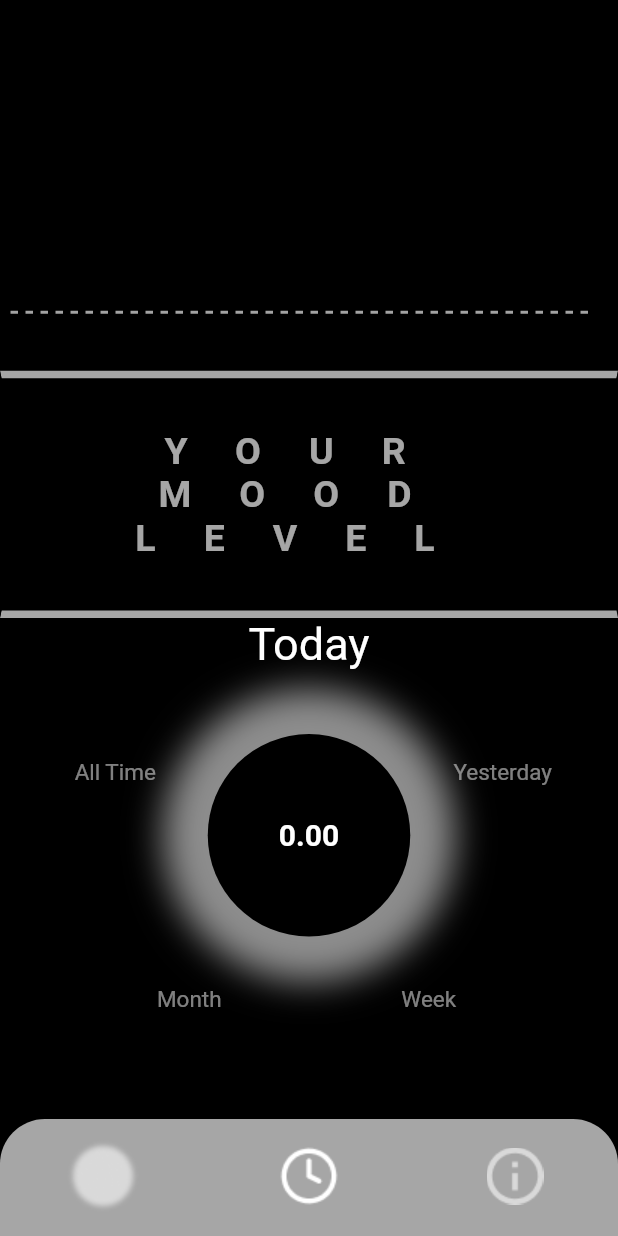
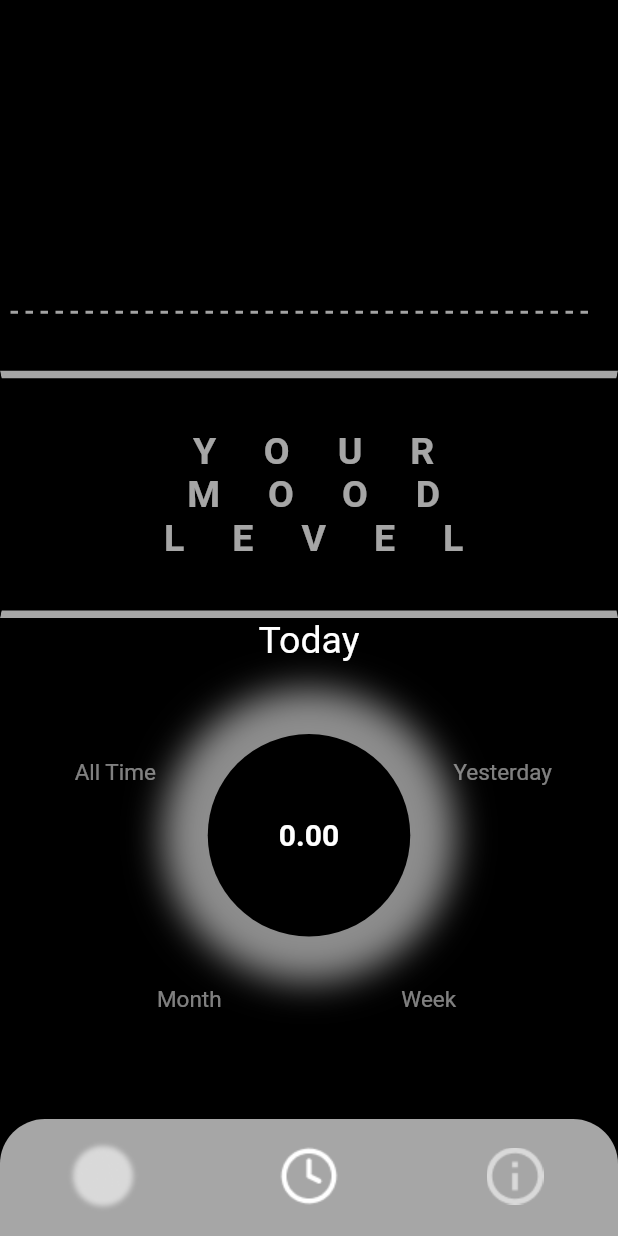
Before and after one commit to IrishBoy/Moodify, a Flutter app: the screen it shows after launch, item 2 of the bottom bar chosen, on a phone screen of 412 x 824 dp. Run offline on Flutter 3.47's test engine with Material 2 defaults, Android fonts, the phone set to English and light mode, and no system bars; our stand-ins replace google_fonts, sqflite, syncfusion_flutter_charts; accounts and stored records are empty.

Commit message:
Minor fixes

```diff
--- a/moodify/lib/circle_average.dart
+++ b/moodify/lib/circle_average.dart
@@ -1,4 +1,5 @@
 import 'dart:math';
+import 'dart:ui';
 import 'package:flutter/material.dart';
 import 'vars.dart';
 
@@ -37,7 +38,6 @@ class _CircularOptionsWheelState extends State<CircularOptionsWheel> {
                 angle: 2 * pi * (i / widget.options.length - rotationAngle),
                 child: Column(
                   children: [
-                    // SizedBox(height: 10),
                     Transform.rotate(
                       angle: -2 * pi * (i / widget.options.length),
                       child: Text(
@@ -45,7 +45,7 @@ class _CircularOptionsWheelState extends State<CircularOptionsWheel> {
                         style: TextStyle(
                           color: Colors.white.withOpacity(
                               i == selectedOptionIndex ? 1.0 : 0.5),
-                          fontSize: i == selectedOptionIndex ? 30 : 15,
+                          fontSize: i == selectedOptionIndex ? 25 : 15,
                         ),
                       ),
                     ),
--- a/moodify/lib/history_page.dart
+++ b/moodify/lib/history_page.dart
@@ -144,7 +144,7 @@ class _HistoryScreenState extends State<HistoryScreen> {
                       )),
                       alignment: Alignment.center,
                       child: Text(
-                        '''YOUR\nMOOD\nLEVEL''',
+                        ''' YOUR\n MOOD\n LEVEL''',
                         style: TextStyle(
                           color: Color.fromRGBO(255, 255, 255, 0.65),
                           fontWeight: FontWeight.w600,
```
